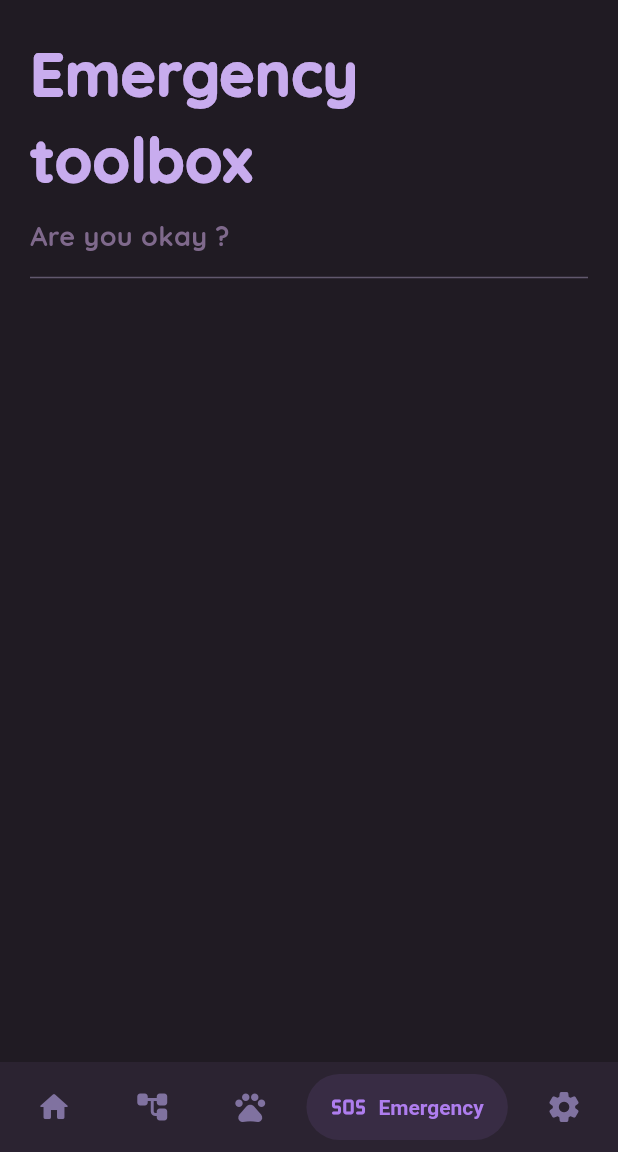
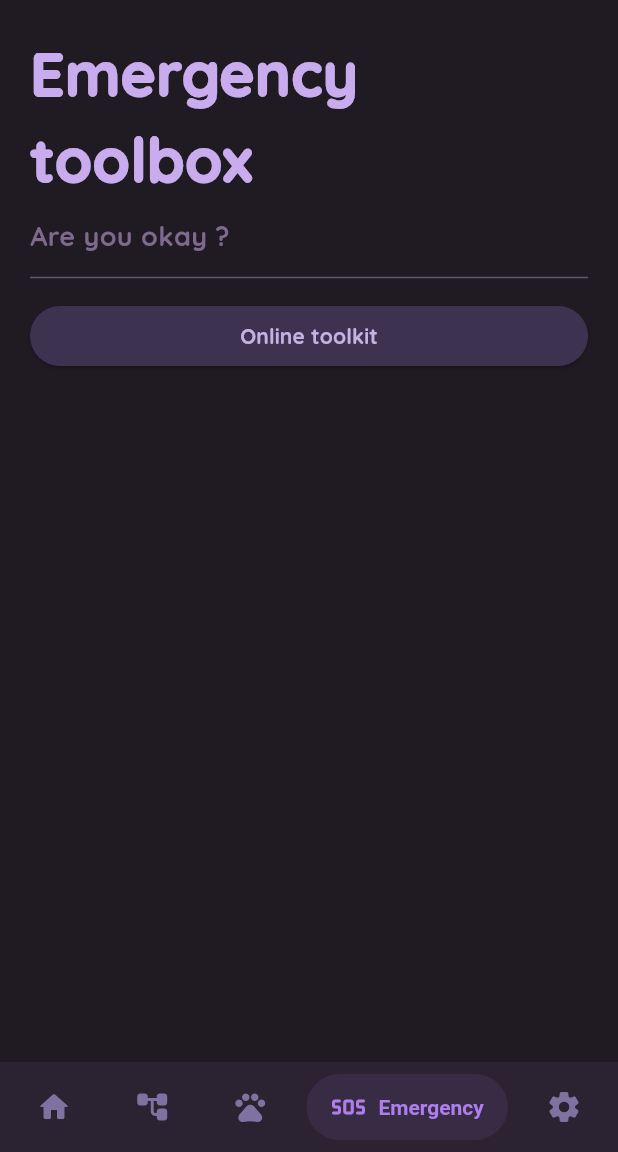
Before and after one commit to french-femboi/Healing-Neko, a Flutter app: the homePagePage screen opened by its route, item 4 of the bottom bar chosen, on a phone screen of 412 x 824 dp, the part 84-1236 px from its top. Run offline on Flutter 3.47's test engine with Material 3 defaults, Android fonts, the phone set to English and light mode, and no system bars; drawn by our look-alikes of salomon_bottom_bar; our stand-ins replace audioplayers, shared_preferences; missing offline and left inert: bottom_sheet, flutter_vibrate; accounts and stored records are empty; project files that could hold a hidden picture were left out.

Commit message:
Pushed new pub dependencies, added new button in emergency toolkit

```diff
--- a/lib/main/home.dart
+++ b/lib/main/home.dart
@@ -233,7 +233,7 @@ class _homePagePageState extends State<homePagePage> {
             sosVis = false;
             settingsVis = false;
           }
-          if(_currentIndex == 2) {
+          if (_currentIndex == 2) {
             nekoSounds();
           } else {
             stopNekoSounds();
@@ -432,6 +432,28 @@ class _homePagePageState extends State<homePagePage> {
                       endIndent: 0,
                       color: Color(0xFF61586D),
                     ),
+                    const SizedBox(height: 10),
+                    SizedBox(
+                      width: double.infinity,
+                      child: ElevatedButton(
+                        onPressed: () {
+                          vibrate();
+                        },
+                        style: ElevatedButton.styleFrom(
+                          backgroundColor:
+                              const Color.fromARGB(255, 61, 50, 80),
+                        ),
+                        child: const Text(
+                          "Online toolkit",
+                          style: TextStyle(
+                            color: Color.fromARGB(255, 195, 178, 226),
+                            fontFamily: 'quicksand',
+                            fontWeight: FontWeight.w700,
+                          ),
+                          textAlign: TextAlign.start,
+                        ),
+                      ),
+                    ),
                   ],
                 ),
               ),
@@ -554,7 +576,8 @@ class _homePagePageState extends State<homePagePage> {
                                           width: double.infinity,
                                           child: ElevatedButton(
                                             onPressed: () {
-                                              playBackMusic('soundscapes/Meydan_-_Away.mp3');
+                                              playBackMusic(
+                                                  'soundscapes/Meydan_-_Away.mp3');
                                               vibrate();
                                             },
                                             style: ElevatedButton.styleFrom(
@@ -579,7 +602,8 @@ class _homePagePageState extends State<homePagePage> {
                                           width: double.infinity,
                                           child: ElevatedButton(
                                             onPressed: () {
-                                              playBackMusic('soundscapes/Meydän_-_Freezing_but_warm.mp3');
+                                              playBackMusic(
+                                                  'soundscapes/Meydän_-_Freezing_but_warm.mp3');
                                               vibrate();
                                             },
                                             style: ElevatedButton.styleFrom(
@@ -604,7 +628,8 @@ class _homePagePageState extends State<homePagePage> {
                                           width: double.infinity,
                                           child: ElevatedButton(
                                             onPressed: () {
-                                              playBackMusic('soundscapes/Meydän_-_Elk.mp3');
+                                              playBackMusic(
+                                                  'soundscapes/Meydän_-_Elk.mp3');
                                               vibrate();
                                             },
                                             style: ElevatedButton.styleFrom(
@@ -629,7 +654,8 @@ class _homePagePageState extends State<homePagePage> {
                                           width: double.infinity,
                                           child: ElevatedButton(
                                             onPressed: () {
-                                              playBackMusic('soundscapes/Lee_Rosevere_-_Expectations.mp3');
+                                              playBackMusic(
+                                                  'soundscapes/Lee_Rosevere_-_Expectations.mp3');
                                               vibrate();
                                             },
                                             style: ElevatedButton.styleFrom(
@@ -654,7 +680,8 @@ class _homePagePageState extends State<homePagePage> {
                                           width: double.infinity,
                                           child: ElevatedButton(
                                             onPressed: () {
-                                              playBackMusic('soundscapes/Lee_Rosevere_-_Featherlight.mp3');
+                                              playBackMusic(
+                                                  'soundscapes/Lee_Rosevere_-_Featherlight.mp3');
                                               vibrate();
                                             },
                                             style: ElevatedButton.styleFrom(
@@ -679,7 +706,8 @@ class _homePagePageState extends State<homePagePage> {
                                           width: double.infinity,
                                           child: ElevatedButton(
                                             onPressed: () {
-                                              playBackMusic('soundscapes/Lee_Rosevere_-_We_Dont_Know_How_it_Ends.mp3');
+                                              playBackMusic(
+                                                  'soundscapes/Lee_Rosevere_-_We_Dont_Know_How_it_Ends.mp3');
                                               vibrate();
                                             },
                                             style: ElevatedButton.styleFrom(
@@ -719,7 +747,8 @@ class _homePagePageState extends State<homePagePage> {
                                           width: double.infinity,
                                           child: ElevatedButton(
                                             onPressed: () {
-                                              playBackMusic('soundscapes/Pierce_Murphy_-_Galilee.mp3');
+                                              playBackMusic(
+                                                  'soundscapes/Pierce_Murphy_-_Galilee.mp3');
                                               vibrate();
                                             },
                                             style: ElevatedButton.styleFrom(
@@ -744,7 +773,8 @@ class _homePagePageState extends State<homePagePage> {
                                           width: double.infinity,
                                           child: ElevatedButton(
                                             onPressed: () {
-                                              playBackMusic('soundscapes/Pierce_Murphy_-_Devil_In_A_Falling_Sky.mp3');
+                                              playBackMusic(
+                                                  'soundscapes/Pierce_Murphy_-_Devil_In_A_Falling_Sky.mp3');
                                               vibrate();
                                             },
                                             style: ElevatedButton.styleFrom(
@@ -769,7 +799,8 @@ class _homePagePageState extends State<homePagePage> {
                                           width: double.infinity,
                                           child: ElevatedButton(
                                             onPressed: () {
-                                              playBackMusic('soundscapes/Pierce_Murphy_-_This_Dream_I_Had.mp3');
+                                              playBackMusic(
+                                                  'soundscapes/Pierce_Murphy_-_This_Dream_I_Had.mp3');
                                               vibrate();
                                             },
                                             style: ElevatedButton.styleFrom(
@@ -794,7 +825,8 @@ class _homePagePageState extends State<homePagePage> {
                                           width: double.infinity,
                                           child: ElevatedButton(
                                             onPressed: () {
-                                              playBackMusic('soundscapes/Beat_Mekanik_-_Just_a_Taste.mp3');
+                                              playBackMusic(
+                                                  'soundscapes/Beat_Mekanik_-_Just_a_Taste.mp3');
                                               vibrate();
                                             },
                                             style: ElevatedButton.styleFrom(
```
